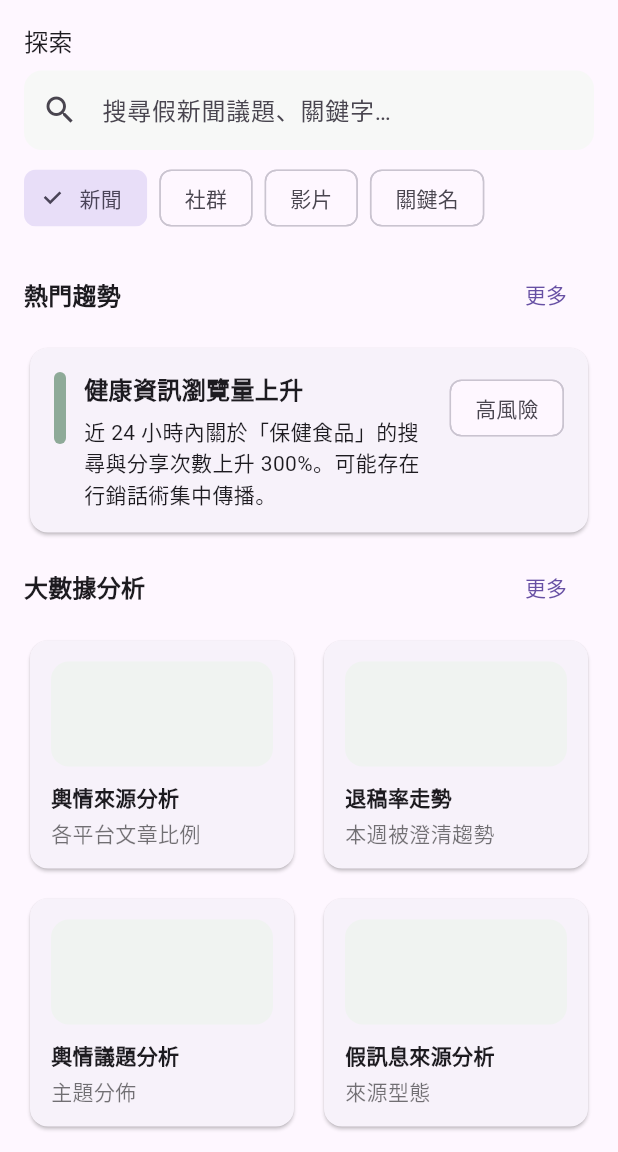
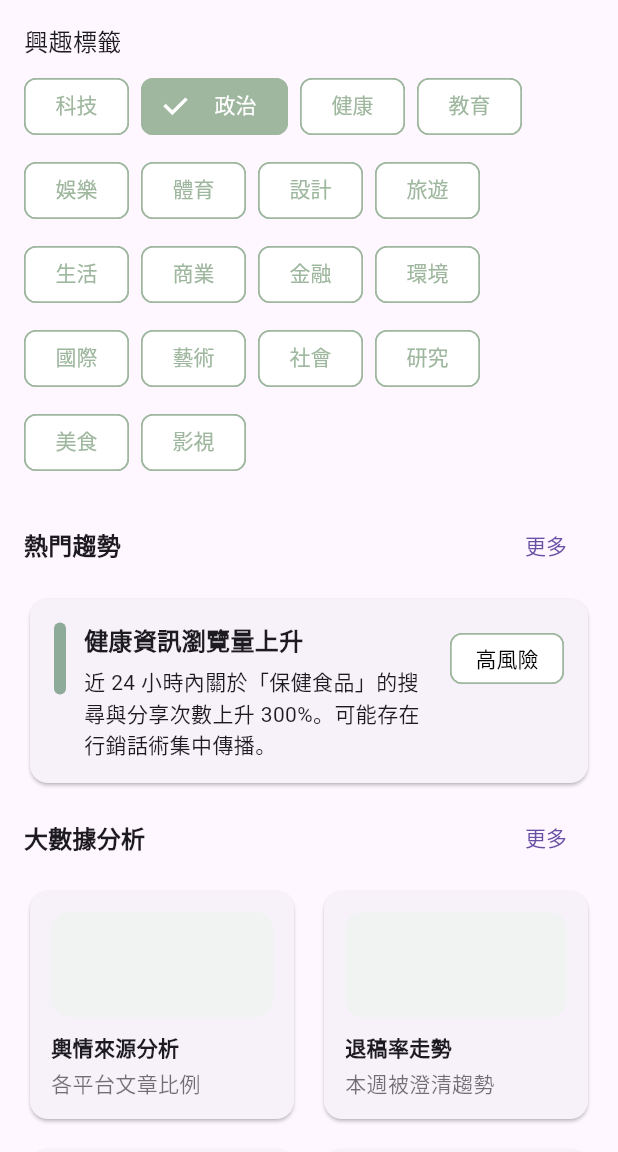
Before and after one commit to chenshuanlin/truthliesdetector, a Flutter app: the HomePage screen opened by its route, on a phone screen of 412 x 824 dp, the part 84-1236 px from its top. Run offline on Flutter 3.47's test engine with Material 3 defaults, Android fonts, the phone set to English and light mode, and no system bars.

Commit message:
Enhance HomePage layout with improved drawer navigation and updated filter options; integrate custom chip styles for better user interaction.

```diff
--- a/lib/main.dart
+++ b/lib/main.dart
@@ -4,6 +4,8 @@ import 'package:truthliesdetector/screens/login_page.dart';
 import 'package:truthliesdetector/screens/register_page.dart';
 import 'package:truthliesdetector/screens/home_page.dart';
 import 'package:truthliesdetector/screens/profile_page.dart';
+
+const _sage = Color(0xFF9EB79E);
 
 void main() {
   runApp(const MyApp());
@@ -16,6 +18,28 @@ class MyApp extends StatelessWidget {
   Widget build(BuildContext context) {
     return MaterialApp(
       debugShowCheckedModeBanner: false,
+      theme: ThemeData(
+        useMaterial3: true,
+        chipTheme: ChipThemeData(
+          selectedColor: _sage, // 選中 chip 綠底
+          backgroundColor: Colors.white, // 未選中 chip 白底
+          labelStyle: const TextStyle(
+            color: Colors.black,
+            fontSize: 14, // 避免中文字被裁切
+            overflow: TextOverflow.visible,
+          ),
+          secondaryLabelStyle: const TextStyle(
+            color: Colors.white,
+            fontSize: 14,
+          ),
+          side: const BorderSide(color: _sage),
+          shape: RoundedRectangleBorder(
+            borderRadius: BorderRadius.circular(8),
+          ),
+          padding: const EdgeInsets.symmetric(horizontal: 8, vertical: 4),
+          labelPadding: const EdgeInsets.symmetric(horizontal: 8),
+        ),
+      ),
       initialRoute: SplashPage.route,
       routes: {
         SplashPage.route: (context) => const SplashPage(),
--- a/lib/screens/home_page.dart
+++ b/lib/screens/home_page.dart
@@ -1,18 +1,21 @@
 import 'package:flutter/material.dart';
+import 'package:truthliesdetector/screens/profile_page.dart';
 
-const _sage = Color(0xFF9EB79E);
+const _sage = Color(0xFF9EB79E); // 綠底色
 const _sageDeep = Color(0xFF8EAA98);
 
 class HomePage extends StatefulWidget {
   static const route = '/home';
   const HomePage({super.key});
+
   @override
   State<HomePage> createState() => _HomePageState();
 }
 
 class _HomePageState extends State<HomePage> {
-  final filters = ['新聞', '社群', '影片', '關鍵名'];
-  final selected = <String>{'新聞'};
+  final filters = ['科技', '政治', '健康', '教育', '娛樂', '體育', '設計', '旅遊', '生活', '商業',
+    '金融', '環境', '國際', '藝術', '社會', '研究', '美食', '影視'];
+  final selected = <String>{'政治'};
 
   @override
   Widget build(BuildContext context) {
@@ -30,62 +33,98 @@ class _HomePageState extends State<HomePage> {
           Padding(
             padding: const EdgeInsets.only(right: 12),
             child: Image.asset(
-              'lib/assets/logo.png', // 請改成你的 logo 路徑
+              'lib/assets/logo.png',
               width: 45,
               height: 45,
             ),
           ),
         ],
       ),
-      drawer: const Drawer(
+
+      // 🔹 側邊欄 Drawer
+      drawer: Drawer(
+        child: Container(
+          color: _sage,
           child: SafeArea(
-          child: ListTile(
-            leading: Icon(Icons.home_outlined),
-            title: Text('首頁'),
+            child: Column(
+              crossAxisAlignment: CrossAxisAlignment.start,
+              children: [
+                Padding(
+                  padding: const EdgeInsets.only(left: 16, top: 24, bottom: 16),
+                  child: Image.asset(
+                    'lib/assets/logo.png',
+                    width: 120,
+                  ),
+                ),
+                const SizedBox(height: 20),
+                ListTile(
+                  contentPadding: const EdgeInsets.only(left: 30),
+                  title: const Text('首頁', style: TextStyle(color: Colors.white)),
+                  onTap: () => Navigator.pop(context),
+                ),
+                ListTile(
+                  contentPadding: const EdgeInsets.only(left: 30),
+                  title: const Text('最新消息', style: TextStyle(color: Colors.white)),
+                  onTap: () => Navigator.pop(context),
+                ),
+                ListTile(
+                  contentPadding: const EdgeInsets.only(left: 30),
+                  title: const Text('新聞搜尋', style: TextStyle(color: Colors.white)),
+                  onTap: () => Navigator.pop(context),
+                ),
+                ListTile(
+                  contentPadding: const EdgeInsets.only(left: 30),
+                  title: const Text('AI助手', style: TextStyle(color: Colors.white)),
+                  onTap: () => Navigator.pop(context),
+                ),
+                ListTile(
+                  contentPadding: const EdgeInsets.only(left: 30),
+                  title: const Text('用戶資訊', style: TextStyle(color: Colors.white)),
+                  onTap: () {
+                    Navigator.pop(context);
+                    Navigator.pushNamed(context, ProfilePage.route);
+                  },
+                ),
+              ],
             ),
           ),
         ),
+      ),
+
+      // 🔹 主體內容
       body: ListView(
         padding: const EdgeInsets.all(16),
         children: [
-          const Text('探索', style: TextStyle(fontSize: 16)),
+          const Text('興趣標籤', style: TextStyle(fontSize: 16)),
           const SizedBox(height: 8),
-          TextField(
-            decoration: InputDecoration(
-              hintText: '搜尋假新聞議題、關鍵字…',
-              prefixIcon: const Icon(Icons.search),
-              filled: true,
-              fillColor: const Color(0xFFF7F8F7),
-              border: OutlineInputBorder(
-                borderRadius: BorderRadius.circular(12),
-                borderSide: BorderSide.none,
-              ),
-              contentPadding:
-                  const EdgeInsets.symmetric(horizontal: 14, vertical: 14),
-            ),
-            onSubmitted: (_) {},
-          ),
-          const SizedBox(height: 12),
-          SizedBox(
-            height: 40,
-            child: ListView.separated(
-              scrollDirection: Axis.horizontal,
-              itemCount: filters.length,
-              separatorBuilder: (_, __) => const SizedBox(width: 8),
-              itemBuilder: (_, i) {
-                final f = filters[i];
+          Wrap(
+            spacing: 8,
+            runSpacing: 8,
+            children: filters.map((f) {
               final isSel = selected.contains(f);
               return ChoiceChip(
-                  label: Text(f),
+                label: Text(
+                  f,
+                  textAlign: TextAlign.center,
+                ),
+                labelStyle: TextStyle(
+                  color: isSel ? Colors.white : _sage,
+                  height: 1.2,
+                ),
+                labelPadding: const EdgeInsets.symmetric(horizontal: 12, vertical: 2),
                 selected: isSel,
+                showCheckmark: true,         // ✅ 顯示打勾
+                checkmarkColor: Colors.white, // ✅ 打勾顏色白色
+                selectedColor: _sage,        // ✅ 選中底色 #9EB79E
+                backgroundColor: Colors.white,
+                side: const BorderSide(color: _sage),
                 onSelected: (_) {
                   setState(() {
                     isSel ? selected.remove(f) : selected.add(f);
                   });
                 },
               );
-              },
-            ),
+            }).toList(),
           ),
           const SizedBox(height: 20),
           _SectionHeader(title: '熱門趨勢', onMore: () {}),
```
Lines whose indentation alone changed are shown as unchanged.
